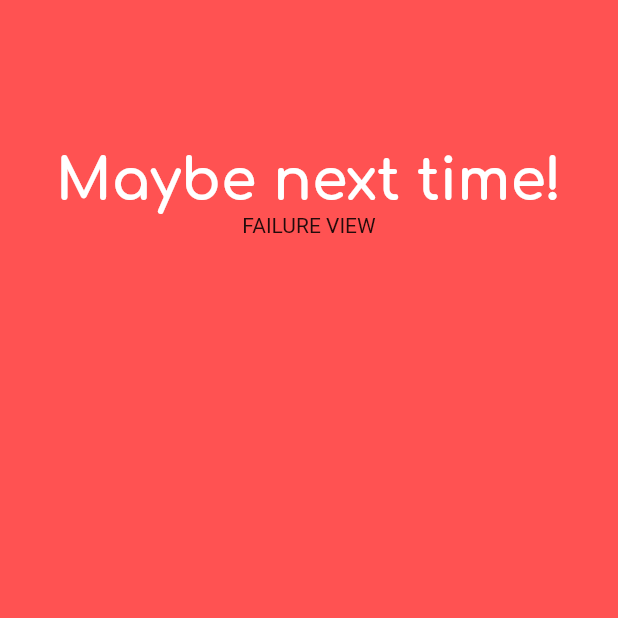
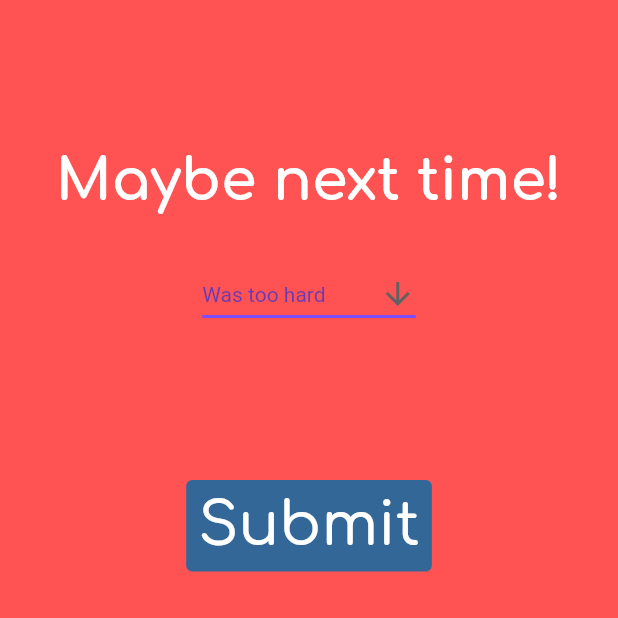
Before and after one commit to temevh/outhere, a Flutter app: the screen it shows after launch, after a tap on "Not yet...", on a phone screen of 412 x 824 dp, the top half of it. Run offline on Flutter 3.47's test engine with Material 2 defaults, Android fonts, the phone set to English and light mode, and no system bars; our stand-ins replace google_fonts.

Commit message:
added dropdown to failure_forms

```diff
--- a/lib/widgets/reviewView/failure_forms.dart
+++ b/lib/widgets/reviewView/failure_forms.dart
@@ -1,4 +1,5 @@
 import 'package:flutter/material.dart';
+import 'package:google_fonts/google_fonts.dart';
 
 class FailureForm extends StatefulWidget {
   const FailureForm({super.key});
@@ -8,8 +9,72 @@ class FailureForm extends StatefulWidget {
 }
 
 class _FailureFormState extends State<FailureForm> {
+  String? _selectedReason = "";
+  String? _writtenPart = "";
+  bool _likedTask = false;
+
+  List<String> reasons = <String>[
+    "Was too hard",
+    "Didn't have time",
+    "Felt uncomfortable",
+  ];
+
   @override
   Widget build(BuildContext context) {
-    return const Text("FAILURE VIEW");
+    final formKey = GlobalKey<FormState>();
+    final TextEditingController firstNameController = TextEditingController();
+    String dropdownValue = reasons.first;
+
+    return Center(
+      child: Form(
+        key: formKey,
+        child: Column(
+          children: [
+            Padding(
+                padding: const EdgeInsets.fromLTRB(14, 30, 14, 0),
+                child: DropdownButton<String>(
+                  value: dropdownValue,
+                  icon: const Icon(Icons.arrow_downward),
+                  elevation: 16,
+                  style: const TextStyle(color: Colors.deepPurple),
+                  underline: Container(
+                    height: 2,
+                    color: Colors.deepPurpleAccent,
+                  ),
+                  onChanged: (String? value) {
+                    setState(() {
+                      dropdownValue = value!;
+                    });
+                  },
+                  items: reasons.map<DropdownMenuItem<String>>((String value) {
+                    return DropdownMenuItem<String>(
+                      value: value,
+                      child: Text(value),
+                    );
+                  }).toList(),
+                )),
+            Padding(
+              padding: const EdgeInsets.fromLTRB(14, 100, 14, 0),
+              child: TextButton(
+                onPressed: () {
+                  Navigator.pop(context);
+                },
+                style: ElevatedButton.styleFrom(
+                    backgroundColor: const Color.fromARGB(255, 51, 103, 151)),
+                child: Text(
+                  "Submit",
+                  style: GoogleFonts.comfortaa(
+                    textStyle: Theme.of(context).textTheme.displayLarge,
+                    fontSize: 40,
+                    fontWeight: FontWeight.w500,
+                    color: Colors.white,
+                  ),
+                ),
+              ),
+            )
+          ],
+        ),
+      ),
+    );
   }
 }
```
